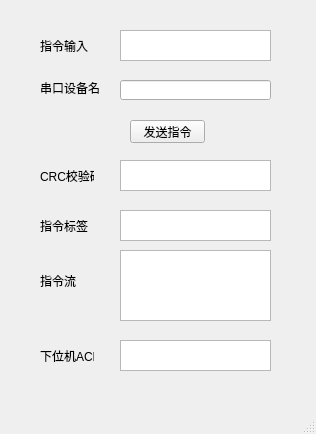
Old version of the form untitled.ui in the repository Goldensoap/HWSCS_GUI_TEST.
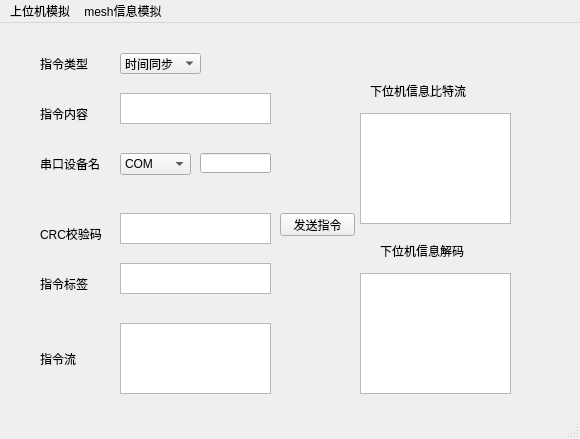
New version of the form.

Commit message: 串口读取和显示使用线程分离。使用上下文管理器操作串口。修改UI

```diff
--- a/untitled.ui
+++ b/untitled.ui
@@ -6,8 +6,8 @@
    <rect>
     <x>0</x>
     <y>0</y>
-    <width>316</width>
-    <height>434</height>
+    <width>580</width>
+    <height>439</height>
    </rect>
   </property>
   <property name="windowTitle">
@@ -18,7 +18,7 @@
     <property name="geometry">
      <rect>
       <x>120</x>
-      <y>30</y>
+      <y>70</y>
       <width>151</width>
       <height>31</height>
      </rect>
@@ -28,20 +28,20 @@
     <property name="geometry">
      <rect>
       <x>40</x>
-      <y>40</y>
-      <width>54</width>
-      <height>12</height>
+      <y>30</y>
+      <width>61</width>
+      <height>21</height>
      </rect>
     </property>
     <property name="text">
-     <string>指令输入</string>
+     <string>指令类型</string>
     </property>
    </widget>
    <widget class="QPushButton" name="SendCMD">
     <property name="geometry">
      <rect>
-      <x>130</x>
-      <y>120</y>
+      <x>280</x>
+      <y>190</y>
       <width>75</width>
       <height>23</height>
      </rect>
@@ -54,9 +54,9 @@
     <property name="geometry">
      <rect>
       <x>40</x>
-      <y>170</y>
-      <width>54</width>
-      <height>12</height>
+      <y>200</y>
+      <width>71</width>
+      <height>21</height>
      </rect>
     </property>
     <property name="text">
@@ -66,23 +66,23 @@
    <widget class="QLabel" name="label_3">
     <property name="geometry">
      <rect>
-      <x>40</x>
-      <y>350</y>
-      <width>54</width>
-      <height>12</height>
+      <x>370</x>
+      <y>60</y>
+      <width>131</width>
+      <height>16</height>
      </rect>
     </property>
     <property name="text">
-     <string>下位机ACK</string>
+     <string>下位机信息比特流</string>
     </property>
    </widget>
    <widget class="QTextBrowser" name="ACKDisplay">
     <property name="geometry">
      <rect>
-      <x>120</x>
-      <y>340</y>
+      <x>360</x>
+      <y>90</y>
       <width>151</width>
-      <height>31</height>
+      <height>111</height>
      </rect>
     </property>
    </widget>
@@ -90,7 +90,7 @@
     <property name="geometry">
      <rect>
       <x>120</x>
-      <y>160</y>
+      <y>190</y>
       <width>151</width>
       <height>31</height>
      </rect>
@@ -100,9 +100,9 @@
     <property name="geometry">
      <rect>
       <x>40</x>
-      <y>220</y>
-      <width>54</width>
-      <height>12</height>
+      <y>250</y>
+      <width>61</width>
+      <height>21</height>
      </rect>
     </property>
     <property name="text">
@@ -113,7 +113,7 @@
     <property name="geometry">
      <rect>
       <x>120</x>
-      <y>210</y>
+      <y>240</y>
       <width>151</width>
       <height>31</height>
      </rect>
@@ -123,9 +123,9 @@
     <property name="geometry">
      <rect>
       <x>40</x>
-      <y>270</y>
-      <width>41</width>
-      <height>21</height>
+      <y>320</y>
+      <width>51</width>
+      <height>31</height>
      </rect>
     </property>
     <property name="text">
@@ -136,7 +136,7 @@
     <property name="geometry">
      <rect>
       <x>120</x>
-      <y>250</y>
+      <y>300</y>
       <width>151</width>
       <height>71</height>
      </rect>
@@ -146,9 +146,9 @@
     <property name="geometry">
      <rect>
       <x>40</x>
-      <y>80</y>
+      <y>130</y>
       <width>61</width>
-      <height>16</height>
+      <height>21</height>
      </rect>
     </property>
     <property name="text">
@@ -158,13 +158,109 @@
    <widget class="QLineEdit" name="PortName">
     <property name="geometry">
      <rect>
-      <x>120</x>
-      <y>80</y>
-      <width>151</width>
+      <x>200</x>
+      <y>130</y>
+      <width>71</width>
       <height>20</height>
      </rect>
     </property>
    </widget>
+   <widget class="QComboBox" name="comboBox">
+    <property name="geometry">
+     <rect>
+      <x>120</x>
+      <y>30</y>
+      <width>81</width>
+      <height>21</height>
+     </rect>
+    </property>
+    <item>
+     <property name="text">
+      <string>时间同步</string>
+     </property>
+    </item>
+    <item>
+     <property name="text">
+      <string>传感信息</string>
+     </property>
+    </item>
+    <item>
+     <property name="text">
+      <string>节点控制</string>
+     </property>
+    </item>
+    <item>
+     <property name="text">
+      <string>路由信息</string>
+     </property>
+    </item>
+    <item>
+     <property name="text">
+      <string>设备状态</string>
+     </property>
+    </item>
+    <item>
+     <property name="text">
+      <string>网络变更</string>
+     </property>
+    </item>
+   </widget>
+   <widget class="QLabel" name="label_7">
+    <property name="geometry">
+     <rect>
+      <x>40</x>
+      <y>80</y>
+      <width>61</width>
+      <height>21</height>
+     </rect>
+    </property>
+    <property name="text">
+     <string>指令内容</string>
+    </property>
+   </widget>
+   <widget class="QLabel" name="label_8">
+    <property name="geometry">
+     <rect>
+      <x>380</x>
+      <y>220</y>
+      <width>111</width>
+      <height>16</height>
+     </rect>
+    </property>
+    <property name="text">
+     <string>下位机信息解码</string>
+    </property>
+   </widget>
+   <widget class="QTextBrowser" name="textBrowser">
+    <property name="geometry">
+     <rect>
+      <x>360</x>
+      <y>250</y>
+      <width>151</width>
+      <height>121</height>
+     </rect>
+    </property>
+   </widget>
+   <widget class="QComboBox" name="comboBox_2">
+    <property name="geometry">
+     <rect>
+      <x>120</x>
+      <y>130</y>
+      <width>71</width>
+      <height>22</height>
+     </rect>
+    </property>
+    <item>
+     <property name="text">
+      <string>COM</string>
+     </property>
+    </item>
+    <item>
+     <property name="text">
+      <string>/dev/tty</string>
+     </property>
+    </item>
+   </widget>
   </widget>
   <widget class="QStatusBar" name="statusbar"/>
   <widget class="QMenuBar" name="menubar">
@@ -172,10 +268,22 @@
     <rect>
      <x>0</x>
      <y>0</y>
-     <width>316</width>
-     <height>23</height>
+     <width>580</width>
+     <height>26</height>
     </rect>
    </property>
+   <widget class="QMenu" name="menu">
+    <property name="title">
+     <string>上位机模拟</string>
+    </property>
+   </widget>
+   <widget class="QMenu" name="menumesh">
+    <property name="title">
+     <string>mesh信息模拟</string>
+    </property>
+   </widget>
+   <addaction name="menu"/>
+   <addaction name="menumesh"/>
   </widget>
  </widget>
  <resources/>
```
The commit also changes 2 other files.
